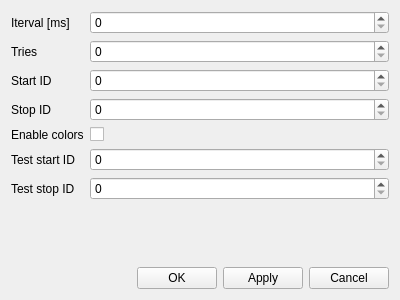
pr4u4t/automatron3000, file QLinTester/settingsdialog.ui: the form before one commit.
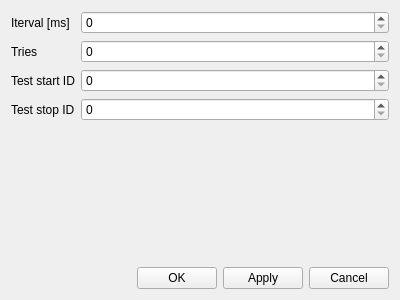
The form after the commit. Custom widgets are drawn as their Qt base class.

```diff
--- a/QLinTester/settingsdialog.ui
+++ b/QLinTester/settingsdialog.ui
@@ -23,6 +23,9 @@
        </property>
       </widget>
      </item>
+     <item row="0" column="1">
+      <widget class="QSpinBox" name="interval"/>
+     </item>
      <item row="1" column="0">
       <widget class="QLabel" name="label_2">
        <property name="text">
@@ -30,65 +33,28 @@
        </property>
       </widget>
      </item>
-     <item row="2" column="0">
-      <widget class="QLabel" name="label_3">
-       <property name="text">
-        <string>Start ID</string>
-       </property>
-      </widget>
-     </item>
-     <item row="3" column="0">
-      <widget class="QLabel" name="label_4">
-       <property name="text">
-        <string>Stop ID</string>
-       </property>
-      </widget>
-     </item>
-     <item row="0" column="1">
-      <widget class="QSpinBox" name="interval"/>
-     </item>
      <item row="1" column="1">
       <widget class="QSpinBox" name="tries"/>
      </item>
-     <item row="2" column="1">
-      <widget class="QSpinBox" name="scanStartID"/>
-     </item>
-     <item row="3" column="1">
-      <widget class="QSpinBox" name="scanStopID"/>
-     </item>
-     <item row="4" column="0">
-      <widget class="QLabel" name="label_5">
-       <property name="text">
-        <string>Enable colors</string>
-       </property>
-      </widget>
-     </item>
-     <item row="4" column="1">
-      <widget class="QCheckBox" name="enableColors">
-       <property name="text">
-        <string/>
-       </property>
-      </widget>
-     </item>
-     <item row="5" column="0">
+     <item row="2" column="0">
       <widget class="QLabel" name="label_6">
        <property name="text">
         <string>Test start ID</string>
        </property>
       </widget>
      </item>
-     <item row="5" column="1">
-      <widget class="QSpinBox" name="startID"/>
+     <item row="2" column="1">
+      <widget class="QSpinBox" name="testStartID"/>
      </item>
-     <item row="6" column="0">
+     <item row="3" column="0">
       <widget class="QLabel" name="label_7">
        <property name="text">
         <string>Test stop ID</string>
        </property>
       </widget>
      </item>
-     <item row="6" column="1">
-      <widget class="QSpinBox" name="stopID"/>
+     <item row="3" column="1">
+      <widget class="QSpinBox" name="testStopID"/>
      </item>
     </layout>
    </item>
```
